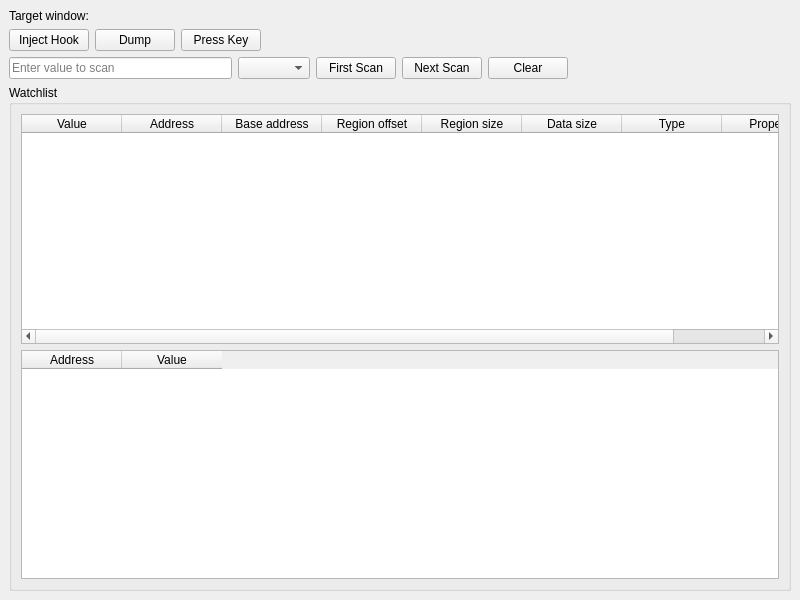
Alexandr4702/HackHook, file gui/mainwindow.ui: the form before one commit.
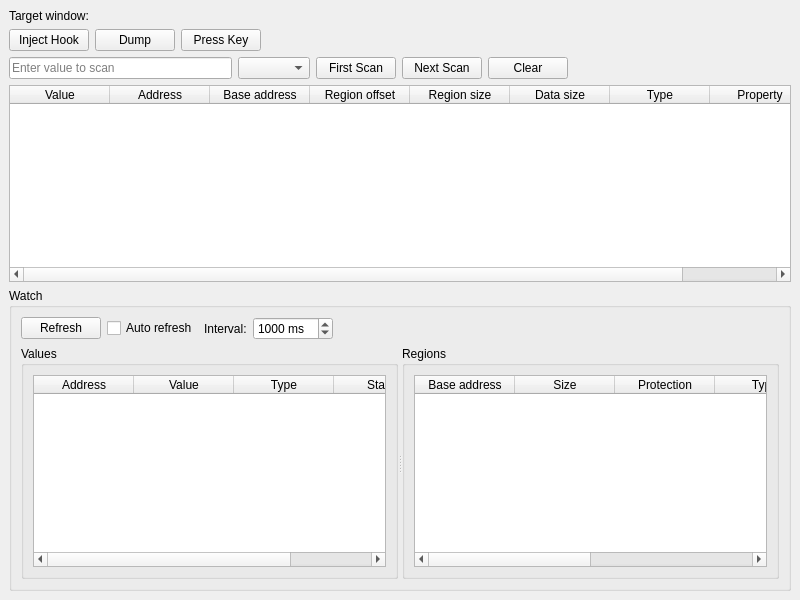
The form after the commit. Custom widgets are drawn as their Qt base class.

Commit message: Add value and region watchlists

The edit to the form file:
```diff
--- a/gui/mainwindow.ui
+++ b/gui/mainwindow.ui
@@ -120,13 +120,7 @@
      </layout>
     </item>
     <item>
-     <widget class="QGroupBox" name="watchlistGroup">
-      <property name="title">
-       <string>Watchlist</string>
-      </property>
-      <layout class="QVBoxLayout">
-       <item>
-        <widget class="QTableWidget" name="resultsTable">
+     <widget class="QTableWidget" name="resultsTable">
          <property name="columnCount">
           <number>8</number>
          </property>
@@ -170,23 +164,114 @@
            <string>Property</string>
           </property>
          </column>
-        </widget>
+     </widget>
+    </item>
+    <item>
+     <widget class="QGroupBox" name="watchlistGroup">
+      <property name="title">
+       <string>Watch</string>
+      </property>
+      <layout class="QVBoxLayout" name="watchLayout">
+       <item>
+        <layout class="QHBoxLayout" name="watchControlsLayout">
+         <item>
+          <widget class="QPushButton" name="watchRefreshButton">
+           <property name="text">
+            <string>Refresh</string>
+           </property>
+          </widget>
+         </item>
+         <item>
+          <widget class="QCheckBox" name="watchAutoRefreshCheck">
+           <property name="text">
+            <string>Auto refresh</string>
+           </property>
+          </widget>
+         </item>
+         <item>
+          <widget class="QLabel" name="watchIntervalLabel">
+           <property name="text">
+            <string>Interval:</string>
+           </property>
+          </widget>
+         </item>
+         <item>
+          <widget class="QSpinBox" name="watchIntervalSpin">
+           <property name="suffix">
+            <string> ms</string>
+           </property>
+           <property name="minimum">
+            <number>250</number>
+           </property>
+           <property name="maximum">
+            <number>60000</number>
+           </property>
+           <property name="singleStep">
+            <number>250</number>
+           </property>
+           <property name="value">
+            <number>1000</number>
+           </property>
+          </widget>
+         </item>
+         <item>
+          <spacer name="watchControlsSpacer">
+           <property name="orientation">
+            <enum>Qt::Orientation::Horizontal</enum>
+           </property>
+           <property name="sizeHint" stdset="0">
+            <size>
+             <width>40</width>
+             <height>20</height>
+            </size>
+           </property>
+          </spacer>
+         </item>
+        </layout>
        </item>
        <item>
-        <widget class="QTableWidget" name="watchlistTable">
-         <property name="columnCount">
-          <number>2</number>
+        <widget class="QSplitter" name="watchSplitter">
+         <property name="orientation">
+          <enum>Qt::Orientation::Horizontal</enum>
          </property>
-         <column>
-          <property name="text">
-           <string>Address</string>
+         <widget class="QGroupBox" name="valueWatchGroup">
+          <property name="title">
+           <string>Values</string>
           </property>
-         </column>
-         <column>
-          <property name="text">
-           <string>Value</string>
+          <layout class="QVBoxLayout" name="valueWatchLayout">
+           <item>
+            <widget class="QTableWidget" name="valueWatchTable">
+             <property name="columnCount">
+              <number>4</number>
+             </property>
+             <column><property name="text"><string>Address</string></property></column>
+             <column><property name="text"><string>Value</string></property></column>
+             <column><property name="text"><string>Type</string></property></column>
+             <column><property name="text"><string>Status</string></property></column>
+            </widget>
+           </item>
+          </layout>
+         </widget>
+         <widget class="QGroupBox" name="regionWatchGroup">
+          <property name="title">
+           <string>Regions</string>
           </property>
-         </column>
+          <layout class="QVBoxLayout" name="regionWatchLayout">
+           <item>
+            <widget class="QTableWidget" name="regionWatchTable">
+             <property name="columnCount">
+              <number>6</number>
+             </property>
+             <column><property name="text"><string>Base address</string></property></column>
+             <column><property name="text"><string>Size</string></property></column>
+             <column><property name="text"><string>Protection</string></property></column>
+             <column><property name="text"><string>Type</string></property></column>
+             <column><property name="text"><string>Module</string></property></column>
+             <column><property name="text"><string>Status</string></property></column>
+            </widget>
+           </item>
+          </layout>
+         </widget>
         </widget>
        </item>
       </layout>
```
The commit also changes 4 other files.
